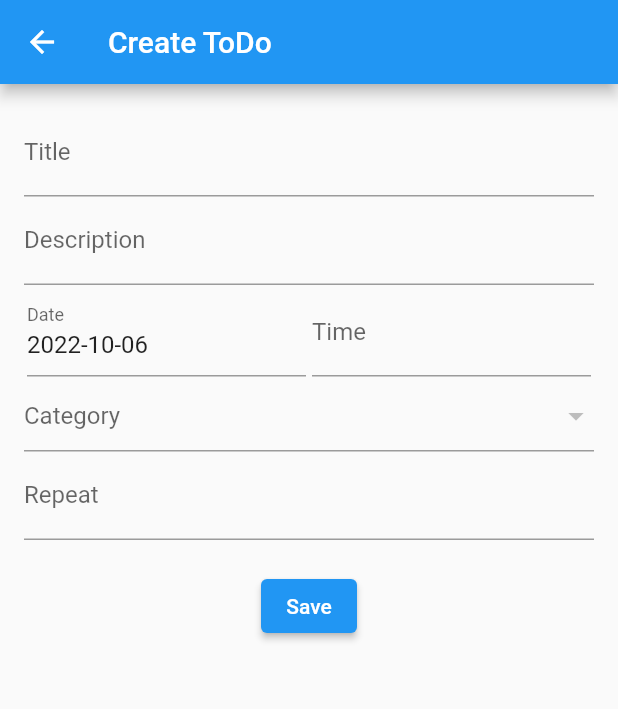
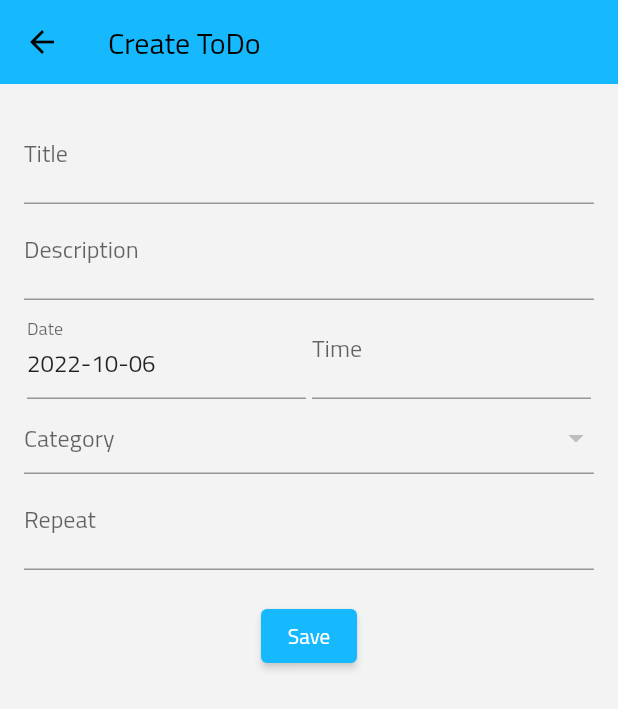
Before and after one commit to mihaab123/todo_list_app, a Flutter app: the screen it shows after launch, after a tap on the "add" icon, on a phone screen of 412 x 824 dp. Shown: the top 709 px of the screen. Run offline on Flutter 3.47's test engine with Material 2 defaults, Android fonts, the phone set to English and light mode, and no system bars; our stand-ins replace easy_localization, flutter_local_notifications, flutter_slidable, get_it, hive_flutter, rxdart and 1 more; missing offline and left inert: flutter_picker, sticky_grouped_list; accounts and stored records are empty.

Commit message:
settings,switch theme and primary color

```diff
--- a/assets/translations/en-US.json
+++ b/assets/translations/en-US.json
@@ -35,5 +35,6 @@
   "separator_tomorrow" :"Tomorrow",
   "separator_next_week" :"Next week",
   "separator_future" :"Future",
-  "button_edit" : "Edit"
+  "button_edit" : "Edit",
+  "settings" : "Settings"
 }
--- a/assets/translations/ru-RU.json
+++ b/assets/translations/ru-RU.json
@@ -35,5 +35,6 @@
   "separator_tomorrow" :"Завтра",
   "separator_next_week" :"Ближайшую неделю",
   "separator_future" :"Будущие",
-  "button_edit" : "Редактировать"
+  "button_edit" : "Редактировать",
+  "settings" : "Settings"
 }
--- a/lib/constans/app_themes.dart
+++ b/lib/constants/app_themes.dart
@@ -1,6 +1,6 @@
 import 'package:flutter/material.dart';
 import 'package:flutter/services.dart';
-import 'package:todo_list_app/constans/app_colors.dart';
+import 'package:todo_list_app/constants/app_colors.dart';
 import 'package:todo_list_app/models/app_theme.dart';
 
 class AppThemes {
--- a/lib/helpers/drawer_navigation.dart
+++ b/lib/helpers/drawer_navigation.dart
@@ -4,6 +4,7 @@ import 'package:todo_list_app/providers/category_provider.dart';
 import 'package:todo_list_app/screens/categories_screen.dart';
 import 'package:todo_list_app/screens/completed_screen.dart';
 import 'package:todo_list_app/screens/home_screen.dart';
+import 'package:todo_list_app/screens/settings_screen.dart';
 import 'package:todo_list_app/screens/todos_by_category.dart';
 import 'package:easy_localization/easy_localization.dart';
 
@@ -48,10 +49,11 @@ class _DrawerNavigationState extends State<DrawerNavigation> {
 
   @override
   Widget build(BuildContext context) {
-    getAllCategories();
+    final categoryProvider = Provider.of<CategoryProvider>(context);
+    // getAllCategories();
     return Container(
       child: Drawer(
-        child: ListView(
+        child: Column(
           children: <Widget>[
             /* UserAccountsDrawerHeader(
               currentAccountPicture: CircleAvatar(
@@ -60,6 +62,9 @@ class _DrawerNavigationState extends State<DrawerNavigation> {
                 accountName: Text("accountName"),
                 accountEmail: Text("accountEmail"),
             decoration: BoxDecoration(color: Theme.of(context).primaryColor),),*/
+            SizedBox(
+              height: 50,
+            ),
             ListTile(
               leading: Icon(Icons.home),
               title: Text("home").tr(),
@@ -79,9 +84,43 @@ class _DrawerNavigationState extends State<DrawerNavigation> {
                   MaterialPageRoute(builder: (context) => CategoriesScreen())),
             ),
             Divider(),
-            Column(
-              children: _categoriesList,
-            )
+            Expanded(
+              child: ListView.builder(
+                  itemCount: categoryProvider.categoriesList.length,
+                  shrinkWrap: true,
+                  itemBuilder: ((context, index) => InkWell(
+                        onTap: () => Navigator.push(
+                            context,
+                            MaterialPageRoute(
+                                builder: (context) => new TodosByCategory(
+                                      category: categoryProvider
+                                          .categoriesList[index].name,
+                                    ))),
+                        child: ListTile(
+                          title: Text(
+                            categoryProvider.categoriesList[index].name,
+                            style: TextStyle(
+                                color: Color(categoryProvider
+                                    .categoriesList[index].color)),
+                          ),
+                        ),
+                      ))),
+            ),
+            Divider(),
+            Container(
+              child: Align(
+                alignment: FractionalOffset.bottomCenter,
+                child: ListTile(
+                  leading: Icon(Icons.view_list),
+                  title: Text("settings").tr(),
+                  onTap: () => Navigator.of(context).push(MaterialPageRoute(
+                      builder: (context) => SettingsScreen())),
+                ),
+              ),
+            ),
+            SizedBox(
+              height: 20,
+            ),
           ],
         ),
       ),
--- a/lib/providers/category_provider.dart
+++ b/lib/providers/category_provider.dart
@@ -10,7 +10,7 @@ class CategoryProvider with ChangeNotifier {
     loadCategories();
   }
 
-  get categoriesList => _categoriesList;
+  List<Category> get categoriesList => _categoriesList;
 
   loadCategories() async {
     _categoriesList.clear();
--- a/lib/providers/theme_provider.dart
+++ b/lib/providers/theme_provider.dart
@@ -1,5 +1,5 @@
 import 'package:flutter/material.dart';
-import 'package:todo_list_app/constans/app_colors.dart';
+import 'package:todo_list_app/constants/app_colors.dart';
 import 'package:todo_list_app/services/storage_service.dart';
 
 class ThemeProvider with ChangeNotifier {
--- a/lib/src/app.dart
+++ b/lib/src/app.dart
@@ -1,16 +1,30 @@
 import 'package:flutter/material.dart';
+import 'package:provider/provider.dart';
+import 'package:todo_list_app/constants/app_themes.dart';
 import 'package:todo_list_app/screens/home_screen.dart';
 import 'package:easy_localization/easy_localization.dart';
+
+import '../providers/theme_provider.dart';
 
 class App extends StatelessWidget {
   @override
   Widget build(BuildContext context) {
+    return Consumer<ThemeProvider>(builder: (c, themeProvider, home) {
       return MaterialApp(
         debugShowCheckedModeBanner: false,
         localizationsDelegates: context.localizationDelegates,
         supportedLocales: context.supportedLocales,
         locale: context.locale,
+        theme: AppThemes.main(
+          primaryColor: themeProvider.selectedPrimaryColor,
+        ),
+        darkTheme: AppThemes.main(
+          isDark: true,
+          primaryColor: themeProvider.selectedPrimaryColor,
+        ),
+        themeMode: themeProvider.selectedThemeMode,
         home: HomeScreen(),
       );
+    });
   }
 }
```
Also changed, not shown: lib/components/page_wrapper.dart (added, +25 -0 lines), lib/components/primary_color_option.dart (added, +43 -0 lines), lib/components/primary_color_switcher.dart (added, +34 -0 lines), lib/components/selected_theme_indicator.dart (added, +38 -0 lines), lib/components/switcher_container.dart (added, +42 -0 lines), lib/components/theme_option.dart (added, +47 -0 lines), lib/components/theme_switcher.dart (added, +70 -0 lines), lib/screens/settings_screen.dart (added, +29 -0 lines), lib/constants/app_colors.dart (renamed from lib/constans/app_colors.dart). Lines whose indentation alone changed are shown as unchanged.
